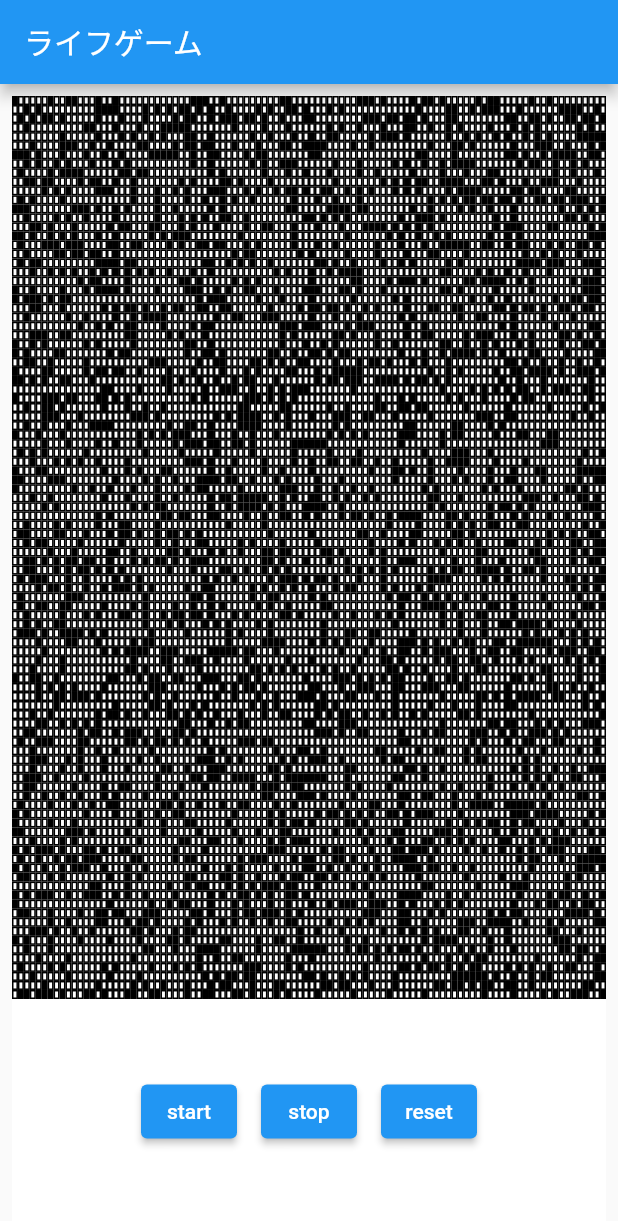
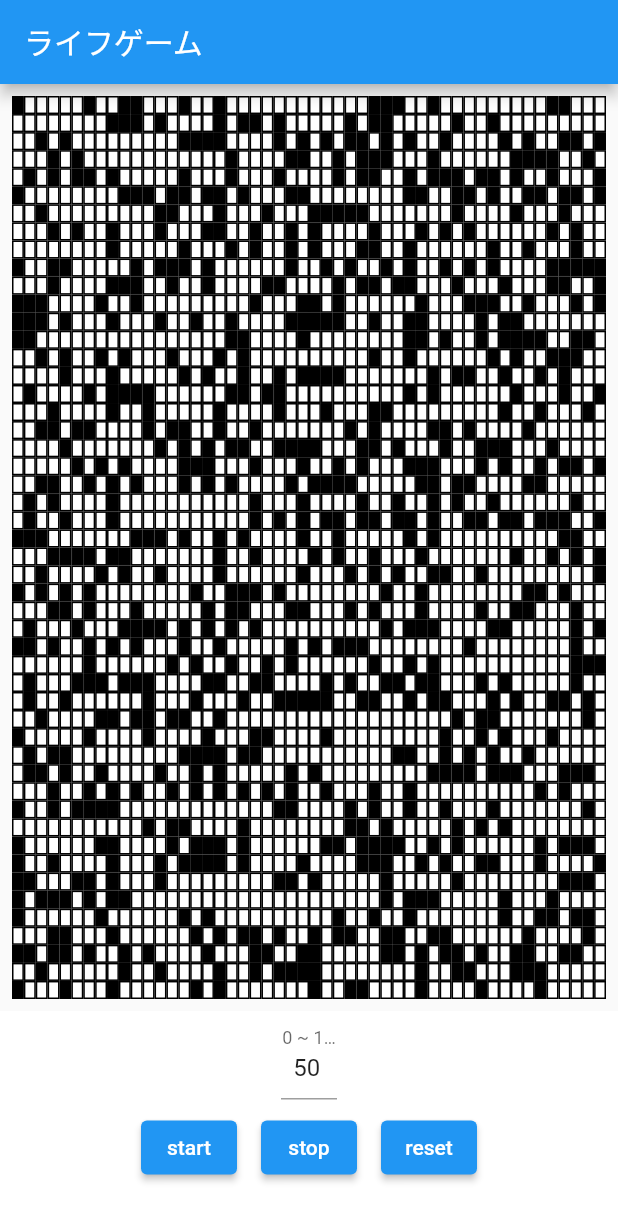
Before and after one commit to seiyu-nico/flutter-lifegame, a Flutter app: the screen it shows after launch, on a phone screen of 412 x 824 dp. Shown: the top 1221 px of the screen. Run offline on Flutter 3.47's test engine with Material 2 defaults, Android fonts, the phone set to English and light mode, and no system bars; our stand-ins replace flutter_riverpod.

Commit message:
長さを指定できるように (#1)
* 1辺の長さを指定できるようにした

* 改善

* マスを正方形に修正

Co-authored-by: Yusei Ishii <yuseiishii141+git@gmail.com>

```diff
--- a/lib/Providers/LifeGameProvider.dart
+++ b/lib/Providers/lifeGameProvider.dart
@@ -12,13 +12,23 @@ import 'package:quiver/iterables.dart';
 class LifeGame extends ChangeNotifier {
   LifeGame() : super();
 
+  static const int defaultLength = 50;
+  static const int minLength = 0;
+  static const int maxLength = 100;
+
   bool _isRun = false;
-  final int _length = 100;
+  int _length = defaultLength;
   List<List<bool>> _world = [];
 
   List<List<bool>> get world => _world;
   int get length => _length;
   void setRun(bool state) => _isRun = state;
+  void setLength(int length) {
+    _length = length;
+    create();
+    notifyListeners();
+  }
+
   void reset() {
     create();
     notifyListeners();
--- /dev/null
+++ b/lib/controls.dart
@@ -0,0 +1,124 @@
+// Flutter imports:
+import 'package:flutter/material.dart';
+import 'package:flutter/services.dart';
+
+// Package imports:
+import 'package:flutter_riverpod/flutter_riverpod.dart';
+
+// Project imports:
+import './Providers/lifeGameProvider.dart';
+
+class Controls extends ConsumerWidget {
+  Controls({Key? key}) : super(key: key);
+
+  final _lengthController = TextEditingController();
+  static const String labelText =
+      '${LifeGame.minLength} ~ ${LifeGame.maxLength}の値を入力してください';
+
+  @override
+  Widget build(BuildContext context, WidgetRef ref) {
+    _lengthController.text = LifeGame.defaultLength.toString();
+    return Container(
+      height: 150,
+      decoration: const BoxDecoration(color: Colors.white),
+      child: Column(
+        children: [
+          Container(
+            width: MediaQuery.of(context).size.width / 3,
+            alignment: Alignment.center,
+            padding: const EdgeInsets.symmetric(horizontal: 50.0),
+            child: Consumer(builder: (context, ref, _) {
+              LifeGame lifeGame = ref.read(lifeGameProvider);
+              return TextFormField(
+                decoration: const InputDecoration(labelText: labelText),
+                controller: _lengthController,
+                keyboardType: TextInputType.number,
+                textAlignVertical: TextAlignVertical.center,
+                textAlign: TextAlign.center,
+                inputFormatters: <TextInputFormatter>[
+                  TextInputFormatter.withFunction(
+                    (oldValue, newValue) {
+                      if (!(LifeGame.minLength <= int.parse(newValue.text) &&
+                          int.parse(newValue.text) <= LifeGame.maxLength)) {
+                        newValue = oldValue;
+                        showSnackBar(context);
+                      }
+                      return newValue;
+                    },
+                  ),
+                ],
+                onChanged: (value) {
+                  lifeGame.setLength(int.parse(value));
+                },
+              );
+            }),
+          ),
+          Row(
+            mainAxisAlignment: MainAxisAlignment.center,
+            children: <Widget>[
+              Padding(
+                padding: const EdgeInsets.all(8.0),
+                child: Consumer(
+                  builder: (context, ref, _) {
+                    LifeGame lifeGame = ref.read(lifeGameProvider);
+                    return ElevatedButton(
+                      onPressed: () {
+                        lifeGame.setRun(true);
+                        lifeGame.next();
+                      },
+                      child: const Text('start'),
+                    );
+                  },
+                ),
+              ),
+              Padding(
+                padding: const EdgeInsets.all(8.0),
+                child: Consumer(
+                  builder: (context, ref, _) {
+                    LifeGame lifeGame = ref.read(lifeGameProvider);
+                    return ElevatedButton(
+                      onPressed: () {
+                        lifeGame.setRun(false);
+                      },
+                      child: const Text('stop'),
+                    );
+                  },
+                ),
+              ),
+              Padding(
+                padding: const EdgeInsets.all(8.0),
+                child: Consumer(
+                  builder: (context, ref, _) {
+                    LifeGame lifeGame = ref.read(lifeGameProvider);
+                    return ElevatedButton(
+                      onPressed: () {
+                        lifeGame.reset();
+                      },
+                      child: const Text('reset'),
+                    );
+                  },
+                ),
+              ),
+            ],
+          ),
+        ],
+      ),
+    );
+  }
+
+  void showSnackBar(context) {
+    ScaffoldMessenger.of(context).removeCurrentSnackBar();
+    ScaffoldMessenger.of(context).showSnackBar(
+      SnackBar(
+        content: const Text(labelText),
+        action: SnackBarAction(
+          label: 'とじる',
+          onPressed: () {
+            ScaffoldMessenger.of(context).removeCurrentSnackBar();
+          },
+        ),
+        duration: const Duration(seconds: 2),
+      ),
+    );
+  }
+}
--- a/lib/main.dart
+++ b/lib/main.dart
@@ -10,7 +10,7 @@ import 'package:flutter_riverpod/flutter_riverpod.dart';
 import 'package:quiver/iterables.dart';
 
 // Project imports:
-import './Providers/LifeGameProvider.dart';
+import './controls.dart';
 import './world.dart';
 
 void main() {
@@ -36,78 +36,23 @@ class MyApp extends StatelessWidget {
   }
 }
 
-class MyHomePage extends ConsumerWidget {
+class MyHomePage extends StatelessWidget {
   const MyHomePage({super.key});
 
   @override
-  Widget build(BuildContext context, WidgetRef ref) {
-    LifeGame lifeGame = ref.read(lifeGameProvider);
-    lifeGame.create();
-
+  Widget build(BuildContext context) {
     return Scaffold(
       appBar: AppBar(
         title: const Text('ライフゲーム'),
       ),
-      body: Padding(
-        padding: const EdgeInsets.all(8.0),
-        child: Column(
-          mainAxisAlignment: MainAxisAlignment.center,
-          children: <Widget>[
-            const World(),
-            Container(
-              height: 150,
-              decoration: const BoxDecoration(color: Colors.white),
-              child: Row(
-                mainAxisAlignment: MainAxisAlignment.center,
-                children: <Widget>[
-                  Padding(
-                    padding: const EdgeInsets.all(8.0),
-                    child: Consumer(
-                      builder: (context, ref, _) {
-                        LifeGame lifeGame = ref.read(lifeGameProvider);
-                        return ElevatedButton(
-                          onPressed: () {
-                            lifeGame.setRun(true);
-                            lifeGame.next();
-                          },
-                          child: const Text('start'),
-                        );
-                      },
-                    ),
-                  ),
-                  Padding(
-                    padding: const EdgeInsets.all(8.0),
-                    child: Consumer(
-                      builder: (context, ref, _) {
-                        LifeGame lifeGame = ref.read(lifeGameProvider);
-                        return ElevatedButton(
-                          onPressed: () {
-                            lifeGame.setRun(false);
-                          },
-                          child: const Text('stop'),
-                        );
-                      },
-                    ),
-                  ),
-                  Padding(
-                    padding: const EdgeInsets.all(8.0),
-                    child: Consumer(
-                      builder: (context, ref, _) {
-                        LifeGame lifeGame = ref.read(lifeGameProvider);
-                        return ElevatedButton(
-                          onPressed: () {
-                            lifeGame.reset();
-                          },
-                          child: const Text('reset'),
-                        );
-                      },
-                    ),
-                  ),
-                ],
-              ),
-            ),
-          ],
-        ),
+      body: Column(
+        mainAxisAlignment: MainAxisAlignment.center,
+        children: <Widget>[
+          const Expanded(
+            child: World(),
+          ),
+          Controls(),
+        ],
       ),
     );
   }
--- a/lib/world.dart
+++ b/lib/world.dart
@@ -5,7 +5,7 @@ import 'package:flutter/material.dart';
 import 'package:flutter_riverpod/flutter_riverpod.dart';
 
 // Project imports:
-import './Providers/LifeGameProvider.dart';
+import 'Providers/lifeGameProvider.dart';
 
 class World extends ConsumerWidget {
   const World({
@@ -14,8 +14,14 @@ class World extends ConsumerWidget {
 
   @override
   Widget build(BuildContext context, WidgetRef ref) {
-    return Expanded(
-      child: Consumer(builder: (context, ref, _) {
+    LifeGame lifeGame = ref.read(lifeGameProvider);
+    lifeGame.create();
+    return Padding(
+      padding: const EdgeInsets.all(8.0),
+      child: AspectRatio(
+        aspectRatio: 1,
+        child: Consumer(
+          builder: (context, ref, _) {
             LifeGame lifeGame = ref.watch(lifeGameProvider);
             return Column(
               children: List.generate(
@@ -28,8 +34,9 @@ class World extends ConsumerWidget {
                         child: Container(
                           decoration: BoxDecoration(
                             border: Border.all(color: Colors.black),
-                        color:
-                            lifeGame.world[y][x] ? Colors.black : Colors.white,
+                            color: lifeGame.world[y][x]
+                                ? Colors.black
+                                : Colors.white,
                           ),
                         ),
                       ),
@@ -38,7 +45,9 @@ class World extends ConsumerWidget {
                 ),
               ),
             );
-      }),
+          },
+        ),
+      ),
     );
   }
 }
```
Lines whose indentation alone changed are shown as unchanged.
